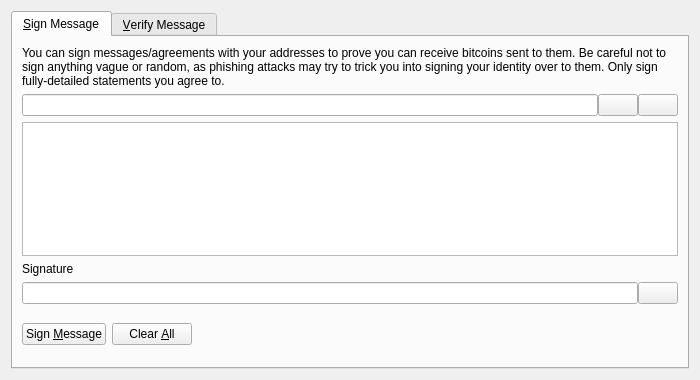
Qt form src/qt/forms/signverifymessagedialog.ui (unitusdev/unitus) before a commit.
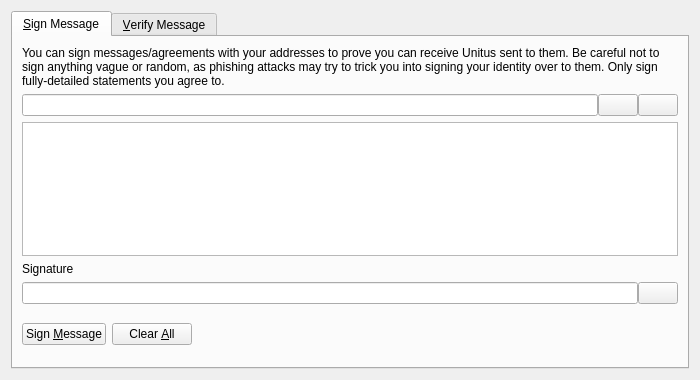
The same form after that commit. Icons and pictures are not drawn. Custom widgets are drawn as their Qt base class.

```diff
--- a/src/qt/forms/signverifymessagedialog.ui
+++ b/src/qt/forms/signverifymessagedialog.ui
@@ -30,7 +30,7 @@
        <item>
         <widget class="QLabel" name="infoLabel_SM">
          <property name="text">
-          <string>You can sign messages/agreements with your addresses to prove you can receive bitcoins sent to them. Be careful not to sign anything vague or random, as phishing attacks may try to trick you into signing your identity over to them. Only sign fully-detailed statements you agree to.</string>
+          <string>You can sign messages/agreements with your addresses to prove you can receive Unitus sent to them. Be careful not to sign anything vague or random, as phishing attacks may try to trick you into signing your identity over to them. Only sign fully-detailed statements you agree to.</string>
          </property>
          <property name="textFormat">
           <enum>Qt::PlainText</enum>
```
Left out of the diff: 8 changed lines with no effect on the pictures.
